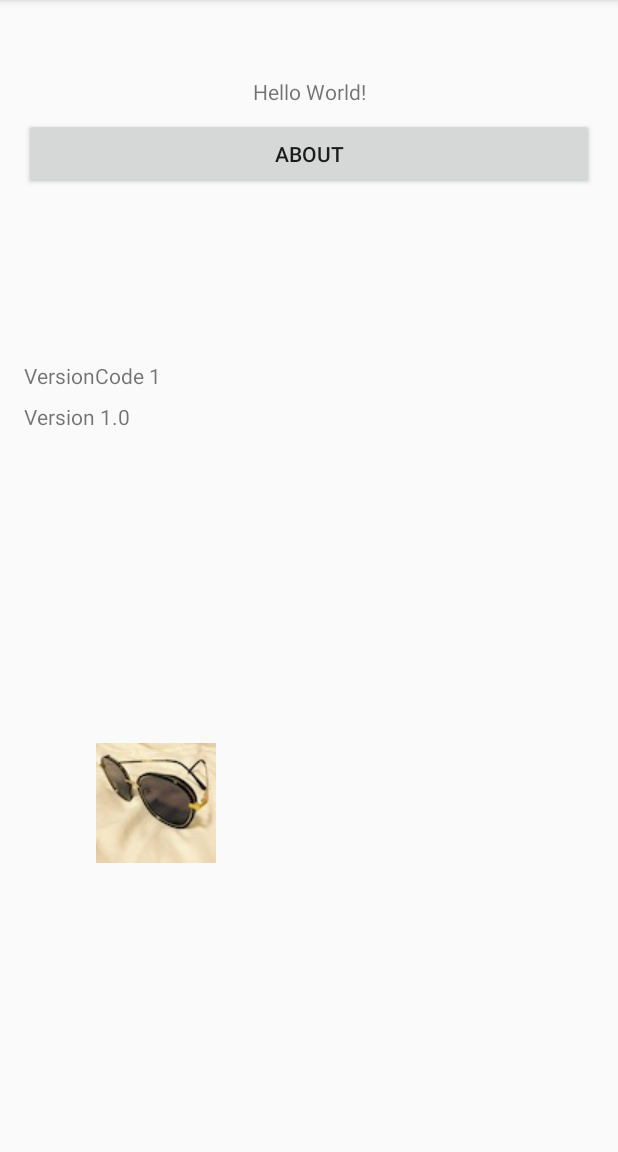
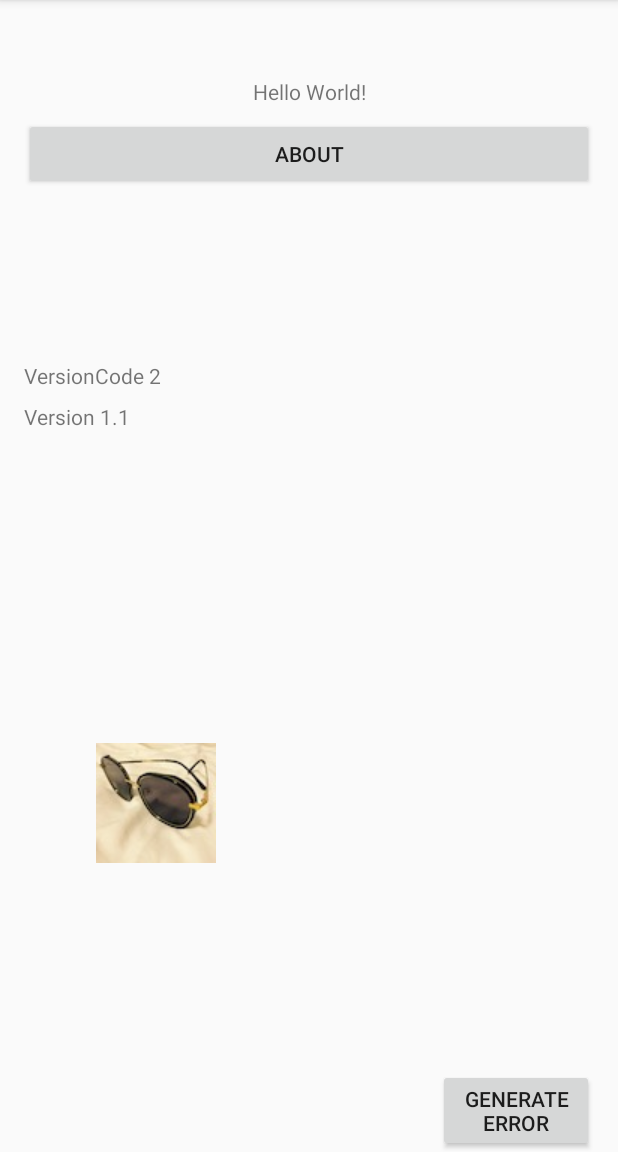
Before and after one commit to yingchen09/NUMAD18S-YingChen, an Android app: the screen it shows after launch (MainActivity), on a phone screen of 412 x 824 dp, the part 84-1236 px from its top. Run offline under Robolectric (Android 15) with nearby library versions, the phone set to English and light mode, and no system bars.

Commit message:
add generate button, rebuild the project and sign the new release version

```diff
--- a/app/build.gradle
+++ b/app/build.gradle
@@ -6,8 +6,8 @@ android {
         applicationId "edu.neu.madcouse.yingchen.numad18s_yingchen"
         minSdkVersion 19
         targetSdkVersion 27
-        versionCode 1
-        versionName "1.0"
+        versionCode 2
+        versionName "1.1"
         testInstrumentationRunner "android.support.test.runner.AndroidJUnitRunner"
     }
     buildTypes {
--- a/app/src/main/res/layout/activity_main.xml
+++ b/app/src/main/res/layout/activity_main.xml
@@ -38,7 +38,7 @@
         android:layout_height="wrap_content"
         android:layout_marginStart="16dp"
         android:layout_marginTop="114dp"
-        android:text="@string/versioncode_1"
+        android:text="@string/versioncode"
         app:layout_constraintEnd_toEndOf="parent"
         app:layout_constraintHorizontal_bias="0.5"
         app:layout_constraintStart_toStartOf="parent"
@@ -50,7 +50,7 @@
         android:layout_height="wrap_content"
         android:layout_marginStart="16dp"
         android:layout_marginTop="8dp"
-        android:text="@string/version_string_1_0"
+        android:text="@string/version_string"
         app:layout_constraintEnd_toEndOf="parent"
         app:layout_constraintHorizontal_bias="0.5"
         app:layout_constraintStart_toStartOf="parent"
@@ -71,4 +71,17 @@
         app:layout_constraintTop_toBottomOf="@+id/textView2"
         app:srcCompat="@drawable/img_8943" />
 
+    <Button
+        android:id="@+id/button3"
+        android:layout_width="0dp"
+        android:layout_height="wrap_content"
+        android:layout_marginEnd="16dp"
+        android:layout_marginStart="100dp"
+        android:onClick="generateError"
+        android:text="@string/generate_error"
+        app:layout_constraintBottom_toBottomOf="parent"
+        app:layout_constraintEnd_toEndOf="parent"
+        app:layout_constraintHorizontal_bias="0.5"
+        app:layout_constraintStart_toEndOf="@+id/imageView" />
+
 </android.support.constraint.ConstraintLayout>
--- a/app/src/main/res/values/strings.xml
+++ b/app/src/main/res/values/strings.xml
@@ -1,11 +1,12 @@
 <resources>
     <string name="app_name">NUMAD18S-YingChen</string>
     <string name="about">About</string>
-    <string name="version_string_1_0">Version 1.0</string>
-    <string name="versioncode_1">VersionCode 1</string>
+    <string name="version_string">Version 1.1</string>
+    <string name="versioncode">VersionCode 2</string>
     <string name="email">chen.ying@husky.neu.edu</string>
-    <string name="year">2nd year Master</string>
+    <string name="year">Fall2016 CS Align Student</string>
     <string name="imei">IMEI</string>
     <string name="ying_chen">Ying Chen</string>
     <string name="todo">TODO</string>
+    <string name="generate_error">Generate Error</string>
 </resources>
```
Also changed, not shown: app/src/main/java/edu/neu/madcouse/yingchen/numad18s_yingchen/MainActivity.java (+10 -0 lines), 2 other files.
